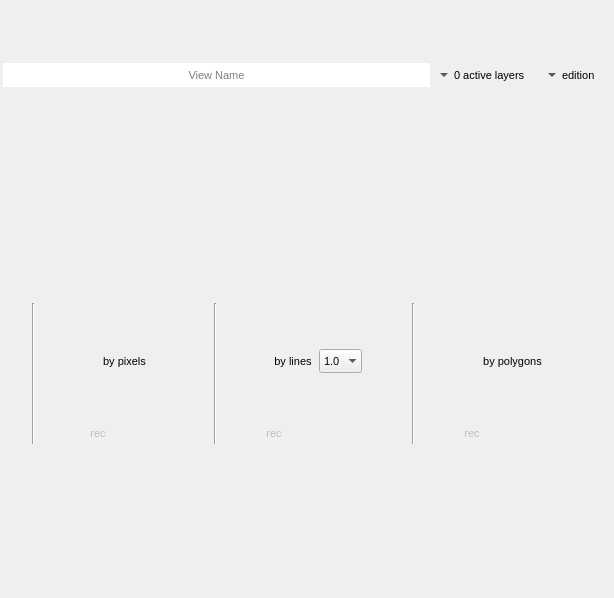
Qt form ui/view_widget.ui (SMByC/ThRasE) before a commit.
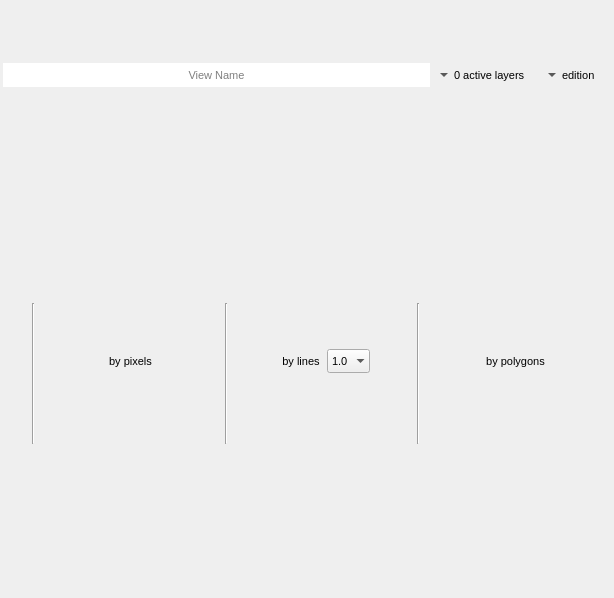
The same form after that commit. Icons and pictures are not drawn. Custom widgets are drawn as their Qt base class.

Commit message: Improved the usability in the edit tools using buttons cleckable and keep sunken when is enable, thus the rec icon is not necessary

Patch:
```diff
--- a/ui/view_widget.ui
+++ b/ui/view_widget.ui
@@ -278,6 +278,9 @@
                <iconset>
                 <normaloff>:/plugins/thrase/icons/pixel_picker.svg</normaloff>:/plugins/thrase/icons/pixel_picker.svg</iconset>
               </property>
+              <property name="checkable">
+               <bool>true</bool>
+              </property>
               <property name="toolButtonStyle">
                <enum>Qt::ToolButtonTextBesideIcon</enum>
               </property>
@@ -339,34 +342,6 @@
               </property>
              </spacer>
             </item>
-            <item>
-             <widget class="QToolButton" name="status_PixelsPicker">
-              <property name="enabled">
-               <bool>false</bool>
-              </property>
-              <property name="font">
-               <font>
-                <pointsize>8</pointsize>
-               </font>
-              </property>
-              <property name="toolTip">
-               <string>Record changes using pixels picker, click to stop.</string>
-              </property>
-              <property name="text">
-               <string>rec</string>
-              </property>
-              <property name="icon">
-               <iconset>
-                <normaloff>:/plugins/thrase/icons/record.svg</normaloff>:/plugins/thrase/icons/record.svg</iconset>
-              </property>
-              <property name="toolButtonStyle">
-               <enum>Qt::ToolButtonTextBesideIcon</enum>
-              </property>
-              <property name="autoRaise">
-               <bool>true</bool>
-              </property>
-             </widget>
-            </item>
             <item>
              <widget class="QToolButton" name="UndoPixel">
               <property name="enabled">
@@ -515,6 +490,9 @@
                <iconset>
                 <normaloff>:/plugins/thrase/icons/line_picker.svg</normaloff>:/plugins/thrase/icons/line_picker.svg</iconset>
               </property>
+              <property name="checkable">
+               <bool>true</bool>
+              </property>
               <property name="toolButtonStyle">
                <enum>Qt::ToolButtonTextBesideIcon</enum>
               </property>
@@ -645,34 +623,6 @@
               </property>
              </spacer>
             </item>
-            <item>
-             <widget class="QToolButton" name="status_LinesPicker">
-              <property name="enabled">
-               <bool>false</bool>
-              </property>
-              <property name="font">
-               <font>
-                <pointsize>8</pointsize>
-               </font>
-              </property>
-              <property name="toolTip">
-               <string>Record changes using lines picker, click to stop.</string>
-              </property>
-              <property name="text">
-               <string>rec</string>
-              </property>
-              <property name="icon">
-               <iconset>
-                <normaloff>:/plugins/thrase/icons/record.svg</normaloff>:/plugins/thrase/icons/record.svg</iconset>
-              </property>
-              <property name="toolButtonStyle">
-               <enum>Qt::ToolButtonTextBesideIcon</enum>
-              </property>
-              <property name="autoRaise">
-               <bool>true</bool>
-              </property>
-             </widget>
-            </item>
             <item>
              <widget class="QToolButton" name="UndoLine">
               <property name="enabled">
@@ -846,6 +796,9 @@
                <iconset>
                 <normaloff>:/plugins/thrase/icons/polygon_picker.svg</normaloff>:/plugins/thrase/icons/polygon_picker.svg</iconset>
               </property>
+              <property name="checkable">
+               <bool>true</bool>
+              </property>
               <property name="toolButtonStyle">
                <enum>Qt::ToolButtonTextBesideIcon</enum>
               </property>
@@ -907,34 +860,6 @@
               </property>
              </spacer>
             </item>
-            <item>
-             <widget class="QToolButton" name="status_PolygonsPicker">
-              <property name="enabled">
-               <bool>false</bool>
-              </property>
-              <property name="font">
-               <font>
-                <pointsize>8</pointsize>
-               </font>
-              </property>
-              <property name="toolTip">
-               <string>Record changes using polygons picker, click to stop.</string>
-              </property>
-              <property name="text">
-               <string>rec</string>
-              </property>
-              <property name="icon">
-               <iconset>
-                <normaloff>:/plugins/thrase/icons/record.svg</normaloff>:/plugins/thrase/icons/record.svg</iconset>
-              </property>
-              <property name="toolButtonStyle">
-               <enum>Qt::ToolButtonTextBesideIcon</enum>
-              </property>
-              <property name="autoRaise">
-               <bool>true</bool>
-              </property>
-             </widget>
-            </item>
             <item>
              <widget class="QToolButton" name="UndoPolygon">
               <property name="enabled">
```
The commit also changes 4 other files.
